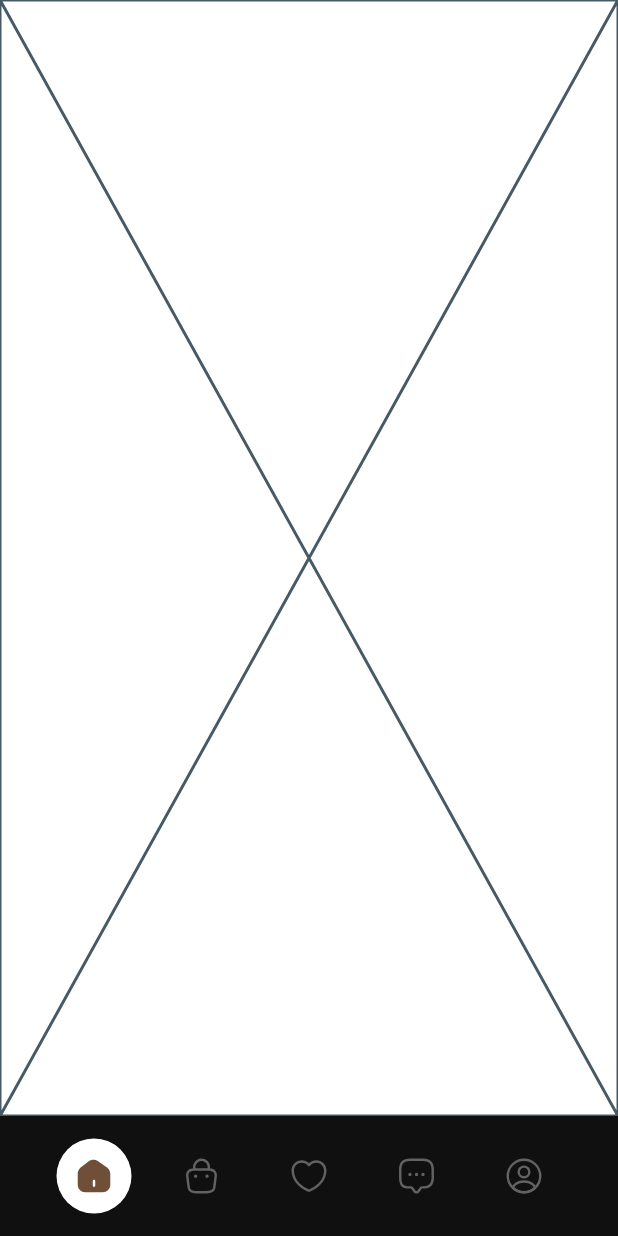
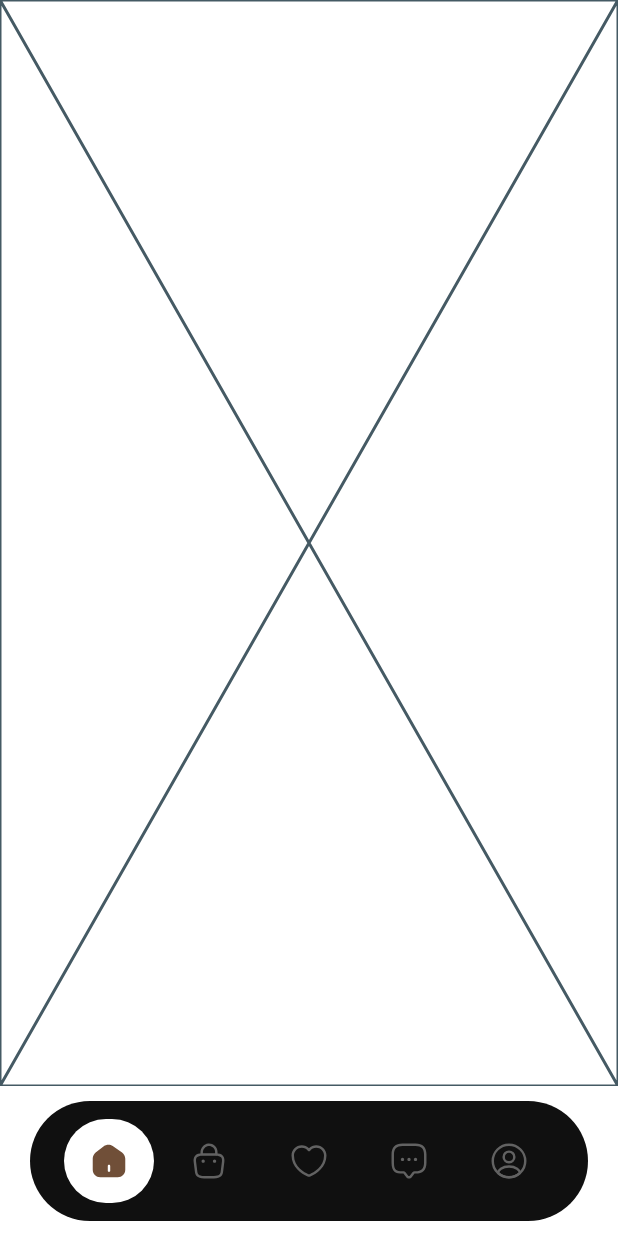
Before and after one commit to Zafarbek708k/marketplace, a Flutter app: the screen it shows after launch, on a phone screen of 412 x 824 dp. Run offline on Flutter 3.47's test engine with Material 3 defaults, Android fonts, the phone set to English and light mode, and no system bars; our stand-ins replace flutter_bloc, flutter_screenutil, flutter_secure_storage, flutter_svg, go_router.

Commit message:
Sardorbek, 1.2-commit, bottom navbar completed

```diff
--- a/lib/src/features/main/main_wrapper.dart
+++ b/lib/src/features/main/main_wrapper.dart
@@ -43,7 +43,6 @@ class _MainWrapperState extends State<MainWrapper> {
 
   @override
   Widget build(BuildContext context) {
-    ColorScheme contextColor = Theme.of(context).colorScheme;
     return Scaffold(
       backgroundColor: Colors.white,
       body: _mainWrapperBody(),
@@ -51,8 +50,12 @@ class _MainWrapperState extends State<MainWrapper> {
     );
   }
 
-  BottomAppBar _mainWrapperBottomNavBar(BuildContext context) {
-    return BottomAppBar(
+  Widget _mainWrapperBottomNavBar(BuildContext context) {
+    return Container(
+      margin: const EdgeInsets.symmetric(horizontal: 20, vertical: 10),
+      child: ClipRRect(
+        borderRadius: BorderRadius.circular(350),
+        child: BottomAppBar(
           color: const Color(0xff101010),
           child: Row(
             mainAxisAlignment: MainAxisAlignment.spaceBetween,
@@ -96,6 +99,8 @@ class _MainWrapperState extends State<MainWrapper> {
               ),
             ],
           ),
+        ),
+      ),
     );
   }
 
@@ -121,11 +126,11 @@ class _MainWrapperState extends State<MainWrapper> {
             curve: Curves.fastLinearToSlowEaseIn);
       },
       child: Container(
-        width: 50,
-        height: 50,
+        width: 60,
+        height: 60,
         decoration: BoxDecoration(
           color: context.watch<BottomNavCubit>().state == page ? Colors.white : Colors.transparent,
-          borderRadius: BorderRadius.circular(25)
+          borderRadius: BorderRadius.circular(30)
         ),
         child: Center(
           child: SvgPicture.asset(
```
Lines whose indentation alone changed are shown as unchanged.
